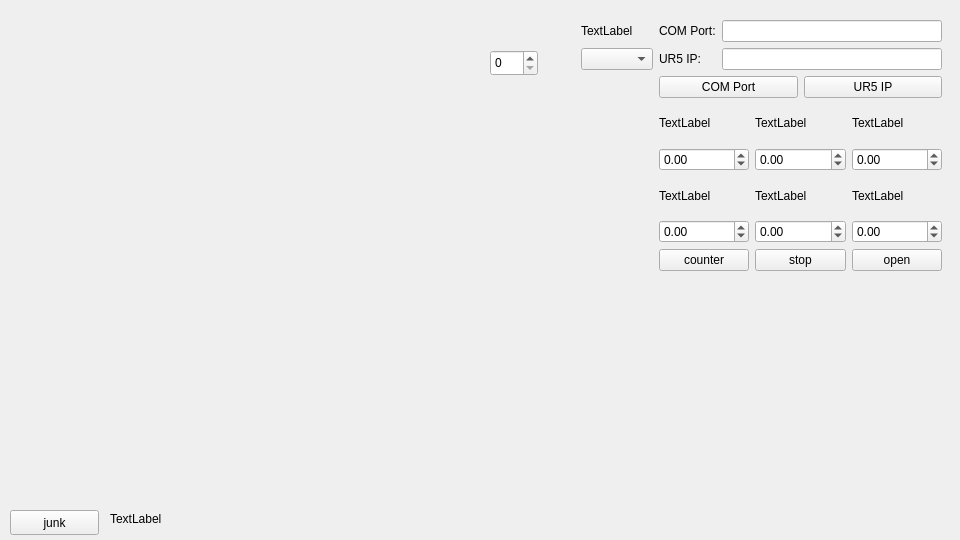
Qt form cppCode/src/widget.ui (goodvsme/Robot-SemseterProject2) before a commit.
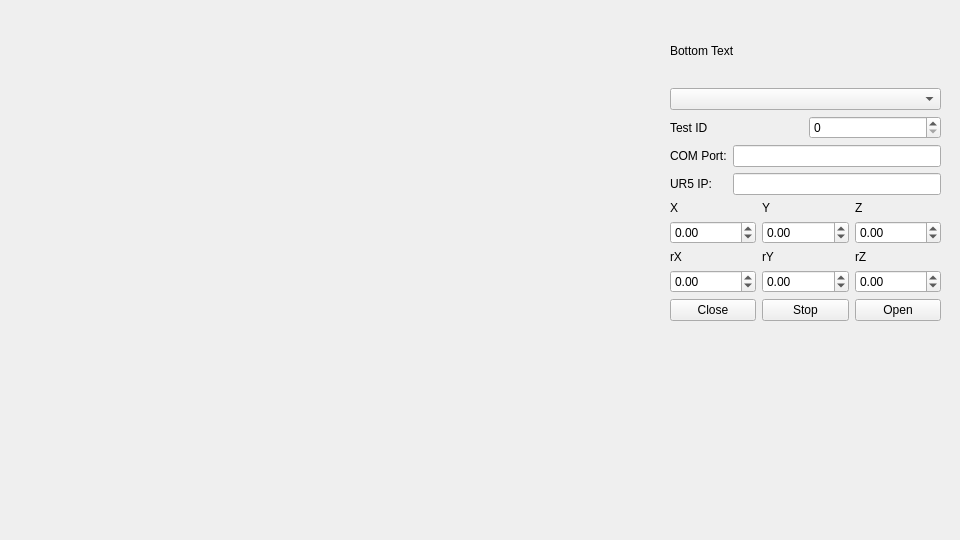
The same form after that commit.

Diff of the .ui file:
```diff
--- a/cppCode/src/widget.ui
+++ b/cppCode/src/widget.ui
@@ -25,43 +25,81 @@
   <property name="windowTitle">
    <string>Widget</string>
   </property>
-  <widget class="QPushButton" name="junk">
+  <widget class="QWidget" name="verticalLayoutWidget">
    <property name="geometry">
     <rect>
-     <x>10</x>
-     <y>510</y>
-     <width>89</width>
-     <height>25</height>
-    </rect>
-   </property>
-   <property name="text">
-    <string>junk</string>
-   </property>
-  </widget>
-  <widget class="QLabel" name="label">
-   <property name="geometry">
-    <rect>
-     <x>110</x>
-     <y>510</y>
-     <width>141</width>
-     <height>17</height>
-    </rect>
-   </property>
-   <property name="text">
-    <string>TextLabel</string>
-   </property>
-  </widget>
-  <widget class="QWidget" name="gridLayoutWidget_2">
-   <property name="geometry">
-    <rect>
-     <x>581</x>
+     <x>670</x>
      <y>20</y>
-     <width>361</width>
-     <height>251</height>
+     <width>271</width>
+     <height>301</height>
     </rect>
    </property>
-   <layout class="QGridLayout" name="gridLayout_2">
-    <item row="2" column="1">
+   <layout class="QVBoxLayout" name="verticalLayout">
+    <item>
+     <layout class="QGridLayout" name="gridLayout_4">
+      <item row="2" column="0">
+       <widget class="QComboBox" name="comboBox"/>
+      </item>
+      <item row="1" column="0">
+       <widget class="QLabel" name="label_10">
+        <property name="text">
+         <string>Bottom Text</string>
+        </property>
+       </widget>
+      </item>
+     </layout>
+    </item>
+    <item>
+     <layout class="QHBoxLayout" name="horizontalLayout_3">
+      <item>
+       <widget class="QLabel" name="label">
+        <property name="text">
+         <string>Test ID</string>
+        </property>
+       </widget>
+      </item>
+      <item>
+       <widget class="QSpinBox" name="spinBox"/>
+      </item>
+     </layout>
+    </item>
+    <item>
+     <layout class="QHBoxLayout" name="horizontalLayout_2">
+      <item>
+       <layout class="QGridLayout" name="gridLayout_3">
+        <item row="1" column="0">
+         <widget class="QLabel" name="label_8">
+          <property name="text">
+           <string>UR5 IP:</string>
+          </property>
+         </widget>
+        </item>
+        <item row="0" column="0">
+         <widget class="QLabel" name="label_9">
+          <property name="text">
+           <string>COM Port:</string>
+          </property>
+         </widget>
+        </item>
+        <item row="0" column="1">
+         <widget class="QLineEdit" name="ip">
+          <property name="readOnly">
+           <bool>true</bool>
+          </property>
+         </widget>
+        </item>
+        <item row="1" column="1">
+         <widget class="QLineEdit" name="usb">
+          <property name="readOnly">
+           <bool>true</bool>
+          </property>
+         </widget>
+        </item>
+       </layout>
+      </item>
+     </layout>
+    </item>
+    <item>
      <layout class="QGridLayout" name="gridLayout">
       <item row="1" column="0">
        <widget class="QDoubleSpinBox" name="doubleSpinBox_X">
@@ -76,21 +114,21 @@
       <item row="2" column="3">
        <widget class="QLabel" name="label_4">
         <property name="text">
-         <string>TextLabel</string>
+         <string>rZ</string>
         </property>
        </widget>
       </item>
       <item row="0" column="1">
        <widget class="QLabel" name="label_6">
         <property name="text">
-         <string>TextLabel</string>
+         <string>Y</string>
         </property>
        </widget>
       </item>
       <item row="2" column="0">
        <widget class="QLabel" name="label_3">
         <property name="text">
-         <string>TextLabel</string>
+         <string>rX</string>
         </property>
        </widget>
       </item>
@@ -117,7 +155,7 @@
       <item row="0" column="0">
        <widget class="QLabel" name="label_5">
         <property name="text">
-         <string>TextLabel</string>
+         <string>X</string>
         </property>
        </widget>
       </item>
@@ -154,103 +192,39 @@
       <item row="2" column="1">
        <widget class="QLabel" name="label_2">
         <property name="text">
-         <string>TextLabel</string>
+         <string>rY</string>
         </property>
        </widget>
       </item>
       <item row="0" column="3">
        <widget class="QLabel" name="label_7">
         <property name="text">
-         <string>TextLabel</string>
+         <string>Z</string>
         </property>
        </widget>
       </item>
      </layout>
     </item>
-    <item row="1" column="1">
-     <layout class="QHBoxLayout" name="horizontalLayout_3">
-      <item>
-       <layout class="QHBoxLayout" name="horizontalLayout_4">
-        <item>
-         <widget class="QPushButton" name="pushButton">
-          <property name="text">
-           <string>COM Port</string>
-          </property>
-         </widget>
-        </item>
-        <item>
-         <widget class="QPushButton" name="pushButton_2">
-          <property name="text">
-           <string>UR5 IP</string>
-          </property>
-         </widget>
-        </item>
-       </layout>
-      </item>
-     </layout>
-    </item>
-    <item row="0" column="1">
-     <layout class="QHBoxLayout" name="horizontalLayout_2">
-      <item>
-       <layout class="QGridLayout" name="gridLayout_3">
-        <item row="1" column="0">
-         <widget class="QLabel" name="label_8">
-          <property name="text">
-           <string>UR5 IP:</string>
-          </property>
-         </widget>
-        </item>
-        <item row="0" column="0">
-         <widget class="QLabel" name="label_9">
-          <property name="text">
-           <string>COM Port:</string>
-          </property>
-         </widget>
-        </item>
-        <item row="0" column="1">
-         <widget class="QLineEdit" name="ip"/>
-        </item>
-        <item row="1" column="1">
-         <widget class="QLineEdit" name="usb"/>
-        </item>
-       </layout>
-      </item>
-     </layout>
-    </item>
-    <item row="3" column="1">
+    <item>
      <layout class="QHBoxLayout" name="horizontalLayout">
       <item>
        <widget class="QPushButton" name="counter">
         <property name="text">
-         <string>counter</string>
+         <string>Close</string>
         </property>
        </widget>
       </item>
       <item>
        <widget class="QPushButton" name="stop">
         <property name="text">
-         <string>stop</string>
+         <string>Stop</string>
         </property>
        </widget>
       </item>
       <item>
        <widget class="QPushButton" name="clockwise">
         <property name="text">
-         <string>open</string>
-        </property>
-       </widget>
-      </item>
-     </layout>
-    </item>
-    <item row="0" column="0">
-     <layout class="QGridLayout" name="gridLayout_4">
-      <item row="1" column="0">
-       <widget class="QComboBox" name="comboBox"/>
-      </item>
-      <item row="0" column="0">
-       <widget class="QLabel" name="label_10">
-        <property name="text">
-         <string>TextLabel</string>
+         <string>Open</string>
         </property>
        </widget>
       </item>
@@ -258,16 +232,6 @@
     </item>
    </layout>
   </widget>
-  <widget class="QSpinBox" name="spinBox">
-   <property name="geometry">
-    <rect>
-     <x>490</x>
-     <y>50</y>
-     <width>48</width>
-     <height>26</height>
-    </rect>
-   </property>
-  </widget>
  </widget>
  <resources/>
  <connections/>
```
